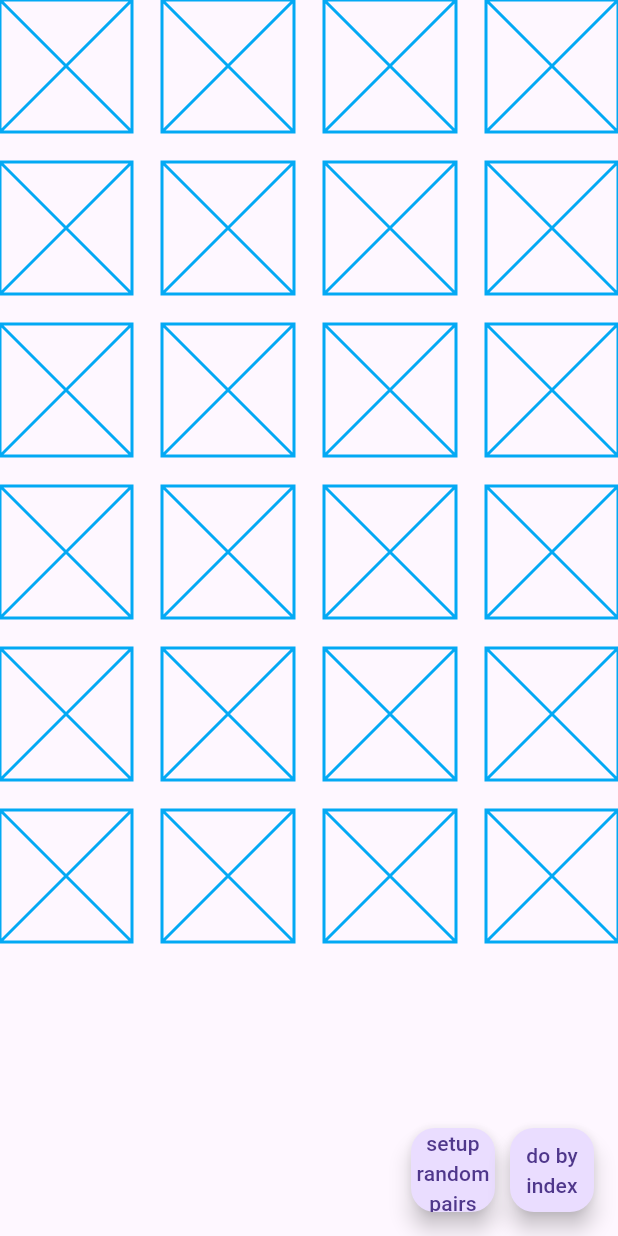
After one commit to Sveta-K13/devtools_app, a Flutter app: the screen it shows after launch, after a tap on "do by set", on a phone screen of 412 x 824 dp. The commit adds this screen. Run offline on Flutter 3.47's test engine with Material 3 defaults, Android fonts, the phone set to English and light mode, and no system bars; our stand-ins replace shared_preferences; missing offline and left inert: shared_preferences_tools.

Commit message:
clean code

```diff
--- a/lib/main.dart
+++ b/lib/main.dart
@@ -1,6 +1,7 @@
-import 'package:devtools_app/home_page.dart';
 import 'package:flutter/material.dart';
 import 'package:shared_preferences_tools/shared_preferences_tools.dart';
+
+import 'screens/home/home_page.dart';
 
 Future<void> main() async {
   WidgetsFlutterBinding.ensureInitialized();
@@ -24,7 +25,7 @@ class MyApp extends StatelessWidget {
           ),
         ),
       ),
-      home: const MyHomePage(title: 'Flutter Demo Home Page'),
+      home: const HomePage(),
     );
   }
 }
--- /dev/null
+++ b/lib/screens/home/home_page.dart
@@ -0,0 +1,156 @@
+import 'dart:developer';
+import 'dart:math';
+import 'package:flutter/material.dart';
+import 'package:flutter/src/foundation/diagnostics.dart';
+import 'package:shared_preferences/shared_preferences.dart';
+
+import 'models/pairs.dart';
+import 'models/utils.dart';
+
+part 'pair_tile.dart';
+
+const _sharedPrefsKey = 'pairs_key';
+
+final _stopwatch = Stopwatch();
+
+class HomePage extends StatefulWidget {
+  const HomePage({super.key});
+
+  @override
+  State<HomePage> createState() => _HomePageState();
+}
+
+class _HomePageState extends State<HomePage> {
+  bool useFirstCalculateVariant = true;
+  List<Pair<List<int>>> pairs = [];
+
+  late UserTag previous;
+
+  @override
+  void initState() {
+    super.initState();
+    previous = UserTag('DataPreparing').makeCurrent();
+    _setupPairs();
+  }
+
+  @override
+  dispose() {
+    previous.makeCurrent();
+    super.dispose();
+  }
+
+  Future<void> _setupPairs({bool useSharedPrefs = true}) async {
+    if (useSharedPrefs) {
+      final SharedPreferences prefs = await SharedPreferences.getInstance();
+      final savedPairsData = prefs.getString(_sharedPrefsKey);
+      if (savedPairsData != null) {
+        pairs = pairsFromJsonString(savedPairsData);
+      } else {
+        pairs = generatePairs();
+        prefs.setString(
+          _sharedPrefsKey,
+          pairsToJsonString(pairs),
+        );
+      }
+    } else {
+      pairs = generatePairs();
+    }
+    setState(() {});
+  }
+
+  List<Pair<List<int>>> generatePairs() {
+    return List.generate(
+      24,
+      (i) => _createPair(),
+    );
+  }
+
+  @override
+  Widget build(BuildContext context) {
+    return Scaffold(
+      floatingActionButton: Row(
+        mainAxisAlignment: MainAxisAlignment.end,
+        children: [
+          FloatingActionButton(
+            child: const Text(
+              'setup random pairs',
+              textAlign: TextAlign.center,
+            ),
+            onPressed: () {
+              _setupPairs(useSharedPrefs: false);
+            },
+          ),
+          const SizedBox(
+            width: 10.0,
+          ),
+          FloatingActionButton(
+            child: Text(
+              useFirstCalculateVariant ? 'do by set' : 'do by index',
+              textAlign: TextAlign.center,
+            ),
+            onPressed: () {
+              _stopwatch.reset();
+              setState(() {
+                useFirstCalculateVariant = !useFirstCalculateVariant;
+              });
+            },
+          ),
+        ],
+      ),
+      body: SafeArea(
+        child: GridView.builder(
+          gridDelegate: const SliverGridDelegateWithMaxCrossAxisExtent(
+            maxCrossAxisExtent: 100,
+            crossAxisSpacing: 20,
+            mainAxisSpacing: 20,
+          ),
+          itemCount: pairs.length,
+          itemBuilder: (BuildContext ctx, index) {
+            final pair = pairs[index];
+            return PairTile(
+              pair: pair,
+              useFirstVariant: useFirstCalculateVariant,
+            );
+          },
+        ),
+      ),
+    );
+  }
+
+  Pair<List<int>> _createPair() => Pair(
+        first: _generateData(60),
+        second: _generateData(6),
+      );
+
+  List<int> _generateData(int maxLength) {
+    Random random = Random(
+      DateTime.now().microsecond,
+    );
+
+    int max = 80;
+
+    int randomLength = random.nextInt(maxLength) + 1;
+
+    return List<int>.generate(
+      randomLength,
+      (int index) => random.nextInt(max),
+    );
+  }
+
+  @override
+  void debugFillProperties(DiagnosticPropertiesBuilder properties) {
+    super.debugFillProperties(properties);
+
+    properties.add(
+      IntProperty('stopwatchCalc', _stopwatch.elapsedMicroseconds, unit: 'mcs'),
+    );
+    properties.add(
+      FlagProperty(
+        'stopwatchIsRunning',
+        value: _stopwatch.isRunning,
+        ifTrue: 'active',
+        ifFalse: 'inactive',
+      ),
+    );
+  }
+}
--- /dev/null
+++ b/lib/screens/home/models/utils.dart
@@ -0,0 +1,27 @@
+import 'dart:convert';
+
+import 'pairs.dart';
+
+List<Pair<List<int>>> pairsFromJsonString(String savedPairsData) {
+  final decoded = jsonDecode(savedPairsData) as List;
+  return decoded
+      .map(
+        (i) => Pair.fromJson(
+            i as Map<String, dynamic>,
+            (jsonString) => (jsonDecode(jsonString as String) as List)
+                .map((e) => e as int)
+                .toList(growable: false)),
+      )
+      .toList(
+        growable: false,
+      );
+}
+
+String pairsToJsonString(List<Pair<List<int>>> pairs) {
+  return jsonEncode(
+    pairs,
+    toEncodable: (obj) => (obj as Pair).toJson(
+      jsonEncode,
+    ),
+  );
+}
--- /dev/null
+++ b/lib/screens/home/pair_tile.dart
@@ -0,0 +1,68 @@
+part of 'home_page.dart';
+
+final profileImg = Image.network(
+  'https://raw.githubusercontent.com/Sveta-K13/flutter_colors_demo/master/images/profile.png',
+  height: 80,
+);
+
+final meImg = Image.network(
+  'https://raw.githubusercontent.com/Sveta-K13/flutter_colors_demo/master/images/me.jpg',
+  height: 80,
+);
+
+class PairTile extends StatelessWidget {
+  final Pair<List<int>> pair;
+  final bool useFirstVariant;
+
+  const PairTile({
+    super.key,
+    required this.pair,
+    required this.useFirstVariant,
+  });
+
+  bool calcContains() {
+    _stopwatch.start();
+    final result = useFirstVariant
+        ? pair.first.containsAllV1(pair.second)
+        : pair.first.containsAllV2(pair.second);
+    _stopwatch.stop();
+    return result;
+  }
+
+  Color calcColor({bool containsAll = false}) {
+    final containsColor = useFirstVariant ? Colors.green : Colors.lightBlue;
+    final notContainsColor = useFirstVariant ? Colors.red : Colors.deepPurple;
+    return containsAll ? containsColor : notContainsColor;
+  }
+
+  @override
+  Widget build(BuildContext context) {
+    final containsAll = calcContains();
+
+    return SizedBox(
+      width: 50,
+      height: 50,
+      child: Placeholder(
+        color: calcColor(containsAll: containsAll),
+        child: containsAll ? null : meImg,
+      ),
+    );
+  }
+}
+
+extension ListExtension<T> on List<T> {
+  bool containsAllV1(Iterable<T> collection) {
+    if (collection.isEmpty) {
+      return true;
+    }
+    for (final item in collection) {
+      if (!contains(item)) {
+        return false;
+      }
+    }
+
+    return true;
+  }
+
+  bool containsAllV2(Iterable<T> collection) => toSet().containsAll(collection);
+}
```
Also changed, not shown: lib/home_page.dart (deleted, +0 -20 lines), lib/screens/data_preparing/data_preparing.dart (deleted, +0 -196 lines), lib/screens/magic.dart (deleted, +0 -41 lines), lib/screens/home/models/pairs.dart (renamed from lib/screens/data_preparing/models/pairs.dart), lib/screens/home/models/pairs.g.dart (renamed from lib/screens/data_preparing/models/pairs.g.dart).
